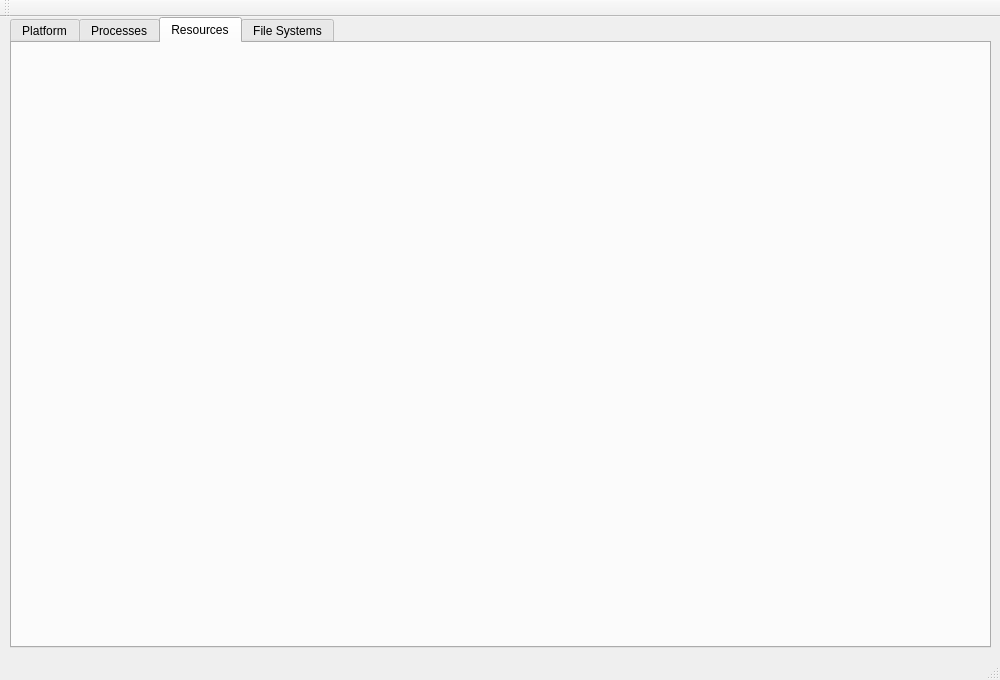
Old version of the form mainwindow.ui in the repository stoic1979/QtSysMonitor.
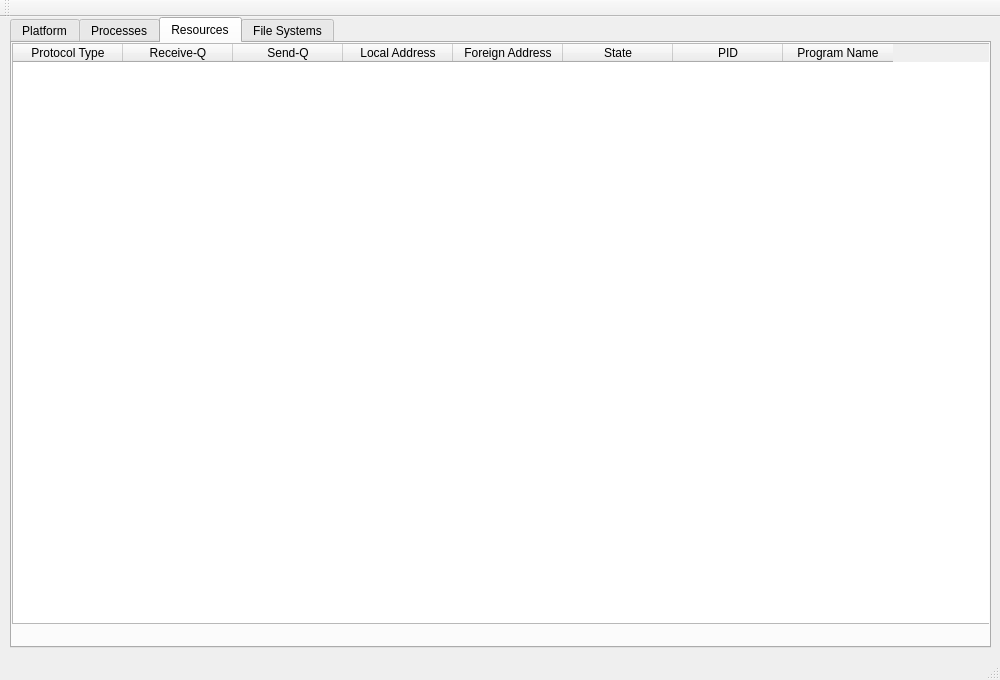
New version of the form. The open tabs and pages were chosen to show the change.

Commit message: Implements resources tab, fills the data netstat data.

The edit to the form file:
```diff
--- a/mainwindow.ui
+++ b/mainwindow.ui
@@ -215,6 +215,71 @@
      <attribute name="title">
       <string>Resources</string>
      </attribute>
+     <widget class="QTableWidget" name="resourcesTable">
+      <property name="geometry">
+       <rect>
+        <x>0</x>
+        <y>0</y>
+        <width>981</width>
+        <height>581</height>
+       </rect>
+      </property>
+      <property name="editTriggers">
+       <set>QAbstractItemView::NoEditTriggers</set>
+      </property>
+      <property name="selectionMode">
+       <enum>QAbstractItemView::SingleSelection</enum>
+      </property>
+      <property name="selectionBehavior">
+       <enum>QAbstractItemView::SelectRows</enum>
+      </property>
+      <attribute name="horizontalHeaderDefaultSectionSize">
+       <number>110</number>
+      </attribute>
+      <attribute name="verticalHeaderVisible">
+       <bool>false</bool>
+      </attribute>
+      <column>
+       <property name="text">
+        <string>Protocol Type</string>
+       </property>
+      </column>
+      <column>
+       <property name="text">
+        <string>Receive-Q</string>
+       </property>
+      </column>
+      <column>
+       <property name="text">
+        <string>Send-Q</string>
+       </property>
+      </column>
+      <column>
+       <property name="text">
+        <string>Local Address</string>
+       </property>
+      </column>
+      <column>
+       <property name="text">
+        <string>Foreign Address</string>
+       </property>
+      </column>
+      <column>
+       <property name="text">
+        <string>State</string>
+       </property>
+      </column>
+      <column>
+       <property name="text">
+        <string>PID</string>
+       </property>
+      </column>
+      <column>
+       <property name="text">
+        <string>Program Name</string>
+       </property>
+      </column>
+     </widget>
     </widget>
     <widget class="QWidget" name="tabFileSystems">
      <attribute name="title">
```
The commit also changes 5 other files.
